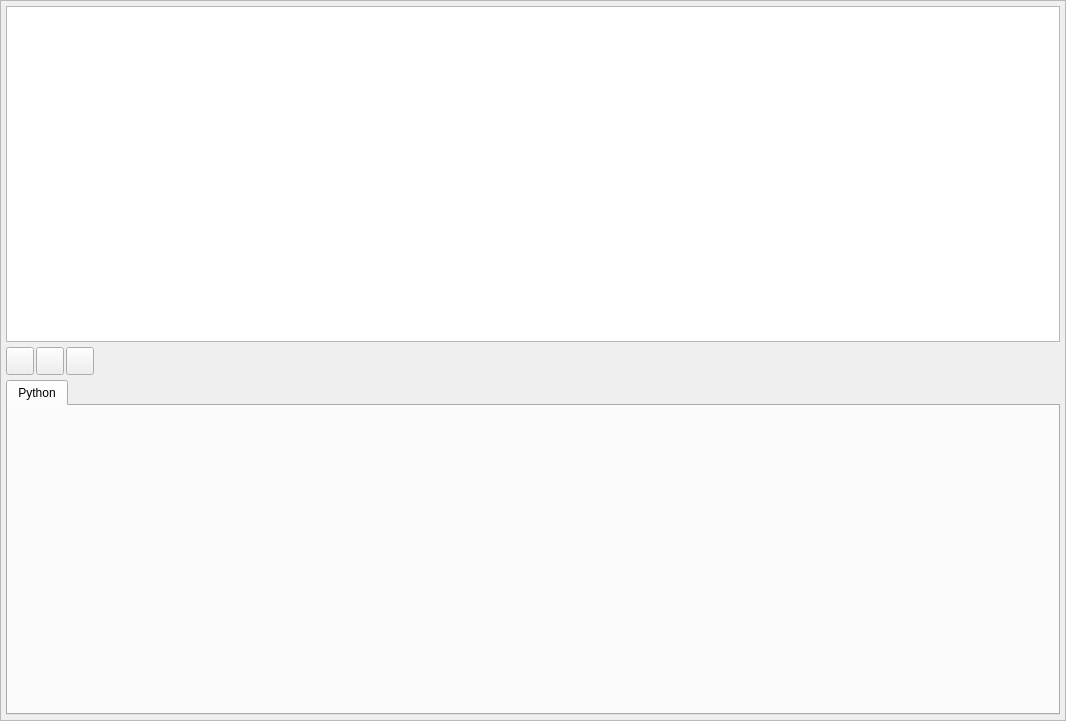
Old version of the form App/ui_files/log_widget.ui in the repository Wizard-collab/Wizard.
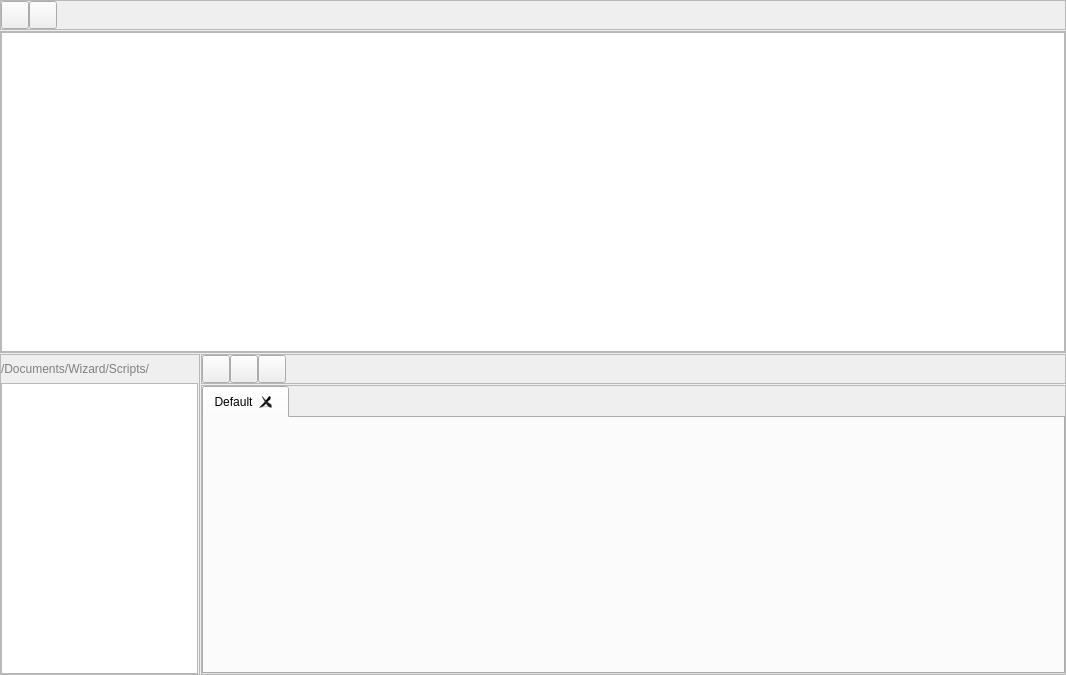
New version of the form.

Commit message: New script editor + New file viewer !

```diff
--- a/App/ui_files/log_widget.ui
+++ b/App/ui_files/log_widget.ui
@@ -7,7 +7,7 @@
     <x>0</x>
     <y>0</y>
     <width>1066</width>
-    <height>721</height>
+    <height>675</height>
    </rect>
   </property>
   <property name="sizePolicy">
@@ -27,8 +27,32 @@
   </property>
   <layout class="QVBoxLayout" name="verticalLayout">
    <property name="spacing">
+    <number>1</number>
+   </property>
+   <property name="leftMargin">
     <number>0</number>
    </property>
+   <property name="topMargin">
+    <number>0</number>
+   </property>
+   <property name="rightMargin">
+    <number>0</number>
+   </property>
+   <property name="bottomMargin">
+    <number>0</number>
+   </property>
+   <item>
+    <widget class="QFrame" name="frame_4">
+     <property name="frameShape">
+      <enum>QFrame::StyledPanel</enum>
+     </property>
+     <property name="frameShadow">
+      <enum>QFrame::Raised</enum>
+     </property>
+     <layout class="QHBoxLayout" name="horizontalLayout_2">
+      <property name="spacing">
+       <number>0</number>
+      </property>
    <property name="leftMargin">
     <number>0</number>
    </property>
@@ -41,6 +65,67 @@
    <property name="bottomMargin">
     <number>0</number>
    </property>
+      <item>
+       <layout class="QHBoxLayout" name="horizontalLayout_3">
+        <property name="spacing">
+         <number>0</number>
+        </property>
+        <item>
+         <widget class="QPushButton" name="log_clear_pushButton">
+          <property name="minimumSize">
+           <size>
+            <width>28</width>
+            <height>28</height>
+           </size>
+          </property>
+          <property name="maximumSize">
+           <size>
+            <width>28</width>
+            <height>28</height>
+           </size>
+          </property>
+          <property name="text">
+           <string/>
+          </property>
+         </widget>
+        </item>
+        <item>
+         <widget class="QPushButton" name="log_report_pushButton">
+          <property name="minimumSize">
+           <size>
+            <width>28</width>
+            <height>28</height>
+           </size>
+          </property>
+          <property name="maximumSize">
+           <size>
+            <width>28</width>
+            <height>28</height>
+           </size>
+          </property>
+          <property name="text">
+           <string/>
+          </property>
+         </widget>
+        </item>
+        <item>
+         <spacer name="horizontalSpacer_2">
+          <property name="orientation">
+           <enum>Qt::Horizontal</enum>
+          </property>
+          <property name="sizeHint" stdset="0">
+           <size>
+            <width>40</width>
+            <height>20</height>
+           </size>
+          </property>
+         </spacer>
+        </item>
+       </layout>
+      </item>
+     </layout>
+    </widget>
+   </item>
    <item>
     <widget class="QFrame" name="frame">
      <property name="minimumSize">
@@ -57,19 +142,19 @@
      </property>
      <layout class="QVBoxLayout" name="verticalLayout_2">
       <property name="spacing">
-       <number>5</number>
+       <number>1</number>
       </property>
       <property name="leftMargin">
-       <number>5</number>
+       <number>0</number>
       </property>
       <property name="topMargin">
-       <number>5</number>
+       <number>0</number>
       </property>
       <property name="rightMargin">
-       <number>5</number>
+       <number>0</number>
       </property>
       <property name="bottomMargin">
-       <number>5</number>
+       <number>0</number>
       </property>
       <item>
        <widget class="QTextEdit" name="log_textEdit">
@@ -81,10 +166,133 @@
         </property>
        </widget>
       </item>
+     </layout>
+    </widget>
+   </item>
+   <item>
+    <layout class="QHBoxLayout" name="horizontalLayout_4">
+     <property name="spacing">
+      <number>1</number>
+     </property>
+     <property name="leftMargin">
+      <number>0</number>
+     </property>
+     <property name="topMargin">
+      <number>0</number>
+     </property>
+     <property name="rightMargin">
+      <number>0</number>
+     </property>
+     <property name="bottomMargin">
+      <number>0</number>
+     </property>
+     <item>
+      <widget class="QFrame" name="frame_5">
+       <property name="sizePolicy">
+        <sizepolicy hsizetype="Minimum" vsizetype="Preferred">
+         <horstretch>0</horstretch>
+         <verstretch>0</verstretch>
+        </sizepolicy>
+       </property>
+       <property name="maximumSize">
+        <size>
+         <width>200</width>
+         <height>16777215</height>
+        </size>
+       </property>
+       <property name="frameShape">
+        <enum>QFrame::StyledPanel</enum>
+       </property>
+       <property name="frameShadow">
+        <enum>QFrame::Raised</enum>
+       </property>
+       <layout class="QVBoxLayout" name="verticalLayout_4">
+        <property name="spacing">
+         <number>0</number>
+        </property>
+        <property name="leftMargin">
+         <number>0</number>
+        </property>
+        <property name="topMargin">
+         <number>0</number>
+        </property>
+        <property name="rightMargin">
+         <number>1</number>
+        </property>
+        <property name="bottomMargin">
+         <number>0</number>
+        </property>
+        <item>
+         <widget class="QLabel" name="label">
+          <property name="minimumSize">
+           <size>
+            <width>0</width>
+            <height>28</height>
+           </size>
+          </property>
+          <property name="maximumSize">
+           <size>
+            <width>16777215</width>
+            <height>28</height>
+           </size>
+          </property>
+          <property name="styleSheet">
+           <string notr="true">color:gray</string>
+          </property>
+          <property name="text">
+           <string>/Documents/Wizard/Scripts/</string>
+          </property>
+         </widget>
+        </item>
+        <item>
+         <widget class="QListWidget" name="log_widget_scripts_listWidget">
+          <property name="maximumSize">
+           <size>
+            <width>200</width>
+            <height>16777215</height>
+           </size>
+          </property>
+         </widget>
+        </item>
+       </layout>
+      </widget>
+     </item>
+     <item>
+      <layout class="QVBoxLayout" name="verticalLayout_5">
+       <property name="spacing">
+        <number>1</number>
+       </property>
+       <property name="leftMargin">
+        <number>0</number>
+       </property>
+       <item>
+        <widget class="QFrame" name="frame_2">
+         <property name="frameShape">
+          <enum>QFrame::StyledPanel</enum>
+         </property>
+         <property name="frameShadow">
+          <enum>QFrame::Raised</enum>
+         </property>
+         <layout class="QVBoxLayout" name="verticalLayout_3">
+          <property name="spacing">
+           <number>0</number>
+          </property>
+          <property name="leftMargin">
+           <number>0</number>
+          </property>
+          <property name="topMargin">
+           <number>0</number>
+          </property>
+          <property name="rightMargin">
+           <number>0</number>
+          </property>
+          <property name="bottomMargin">
+           <number>0</number>
+          </property>
       <item>
        <layout class="QHBoxLayout" name="horizontalLayout">
         <property name="spacing">
-         <number>2</number>
+             <number>0</number>
         </property>
         <item>
          <widget class="QPushButton" name="log_execute_pushButton">
@@ -106,7 +314,7 @@
          </widget>
         </item>
         <item>
-         <widget class="QPushButton" name="log_clear_pushButton">
+             <widget class="QPushButton" name="log_widget_save_pushButton">
           <property name="minimumSize">
            <size>
             <width>28</width>
@@ -125,7 +333,7 @@
          </widget>
         </item>
         <item>
-         <widget class="QPushButton" name="log_report_pushButton">
+             <widget class="QPushButton" name="log_widget_add_script_pushButton">
           <property name="minimumSize">
            <size>
             <width>28</width>
@@ -158,14 +366,53 @@
         </item>
        </layout>
       </item>
+         </layout>
+        </widget>
+       </item>
+       <item>
+        <widget class="QFrame" name="frame_3">
+         <property name="sizePolicy">
+          <sizepolicy hsizetype="Expanding" vsizetype="Preferred">
+           <horstretch>0</horstretch>
+           <verstretch>0</verstretch>
+          </sizepolicy>
+         </property>
+         <property name="frameShape">
+          <enum>QFrame::StyledPanel</enum>
+         </property>
+         <property name="frameShadow">
+          <enum>QFrame::Raised</enum>
+         </property>
+         <layout class="QHBoxLayout" name="horizontalLayout_5">
+          <property name="leftMargin">
+           <number>0</number>
+          </property>
+          <property name="topMargin">
+           <number>0</number>
+          </property>
+          <property name="rightMargin">
+           <number>0</number>
+          </property>
+          <property name="bottomMargin">
+           <number>0</number>
+          </property>
       <item>
        <widget class="QTabWidget" name="tabWidget">
+            <property name="minimumSize">
+             <size>
+              <width>0</width>
+              <height>0</height>
+             </size>
+            </property>
         <property name="currentIndex">
          <number>0</number>
         </property>
+            <property name="tabsClosable">
+             <bool>true</bool>
+            </property>
         <widget class="QWidget" name="python_0">
          <attribute name="title">
-          <string>Python</string>
+              <string>Default</string>
          </attribute>
          <layout class="QVBoxLayout" name="script_editor_layout">
           <property name="spacing">
@@ -175,7 +422,7 @@
            <number>0</number>
           </property>
           <property name="topMargin">
-           <number>10</number>
+               <number>0</number>
           </property>
           <property name="rightMargin">
            <number>0</number>
@@ -189,6 +436,10 @@
       </item>
      </layout>
     </widget>
+       </item>
+      </layout>
+     </item>
+    </layout>
    </item>
   </layout>
  </widget>
```
Lines whose indentation alone changed are shown as unchanged. The commit also changes 10 other files.
